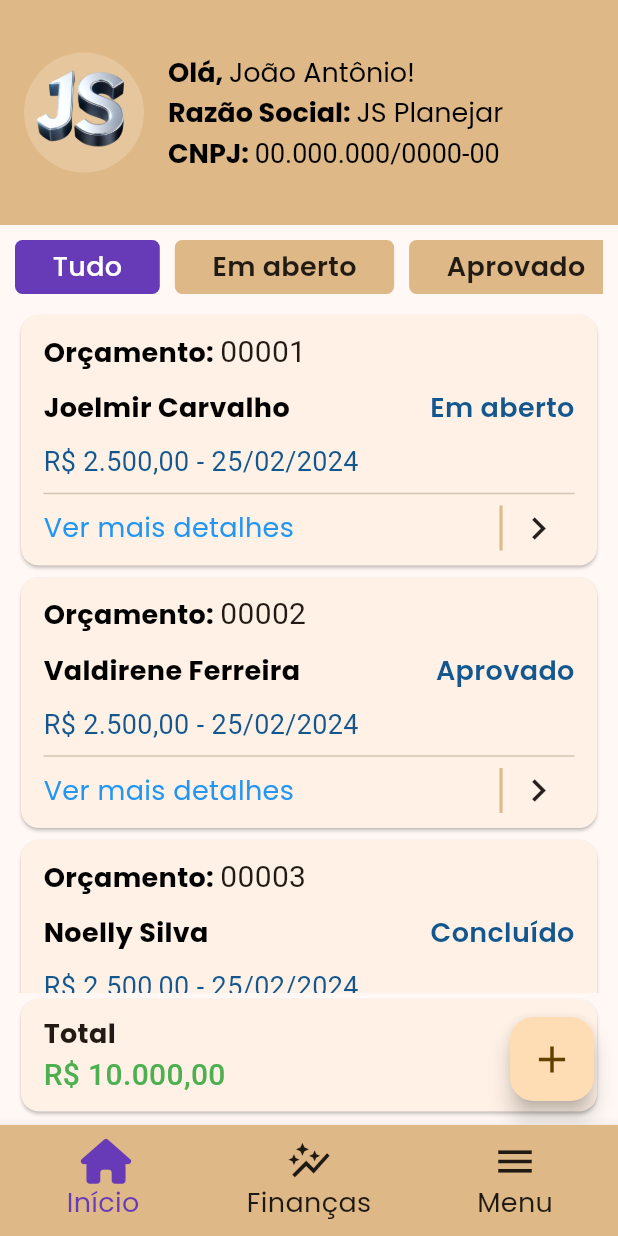
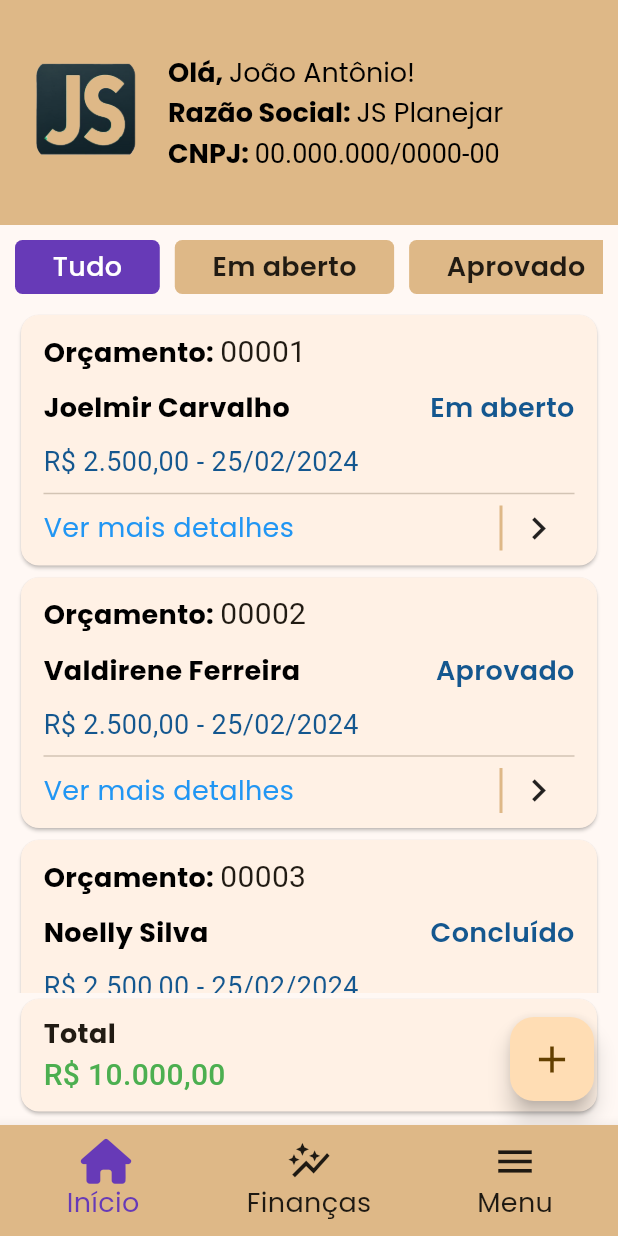
Before and after one commit to Jo-Analyst/js-budget, a Flutter app: the screen it shows after launch, on a phone screen of 412 x 824 dp. Run offline on Flutter 3.47's test engine with Material 3 defaults, Android fonts, the phone set to English and light mode, and no system bars; our stand-ins replace font_awesome_flutter, sqflite; accounts and stored records are empty; Roboto replaces fonts that are missing (Anta).

```diff
--- a/lib/src/pages/home/home_page.dart
+++ b/lib/src/pages/home/home_page.dart
@@ -68,16 +68,10 @@ class _HomePageState extends State<HomePage> {
         toolbarHeight: 150,
         title: Row(
           children: [
-            Container(
-              decoration: BoxDecoration(
-                color: const Color.fromARGB(103, 242, 218, 187),
-                borderRadius: BorderRadius.circular(100),
-              ),
-              child: Image.asset(
-                'assets/images/logo_icon.png',
-                width: 80,
-                fit: BoxFit.cover,
-              ),
+            Image.asset(
+              'assets/images/logo_icon.png',
+              width: 80,
+              fit: BoxFit.cover,
             ),
             const SizedBox(
               width: 16,
```
Also changed, not shown: assets/images/logo_icon.png, assets/images/logo_icon1.png (added), 5 other files.
